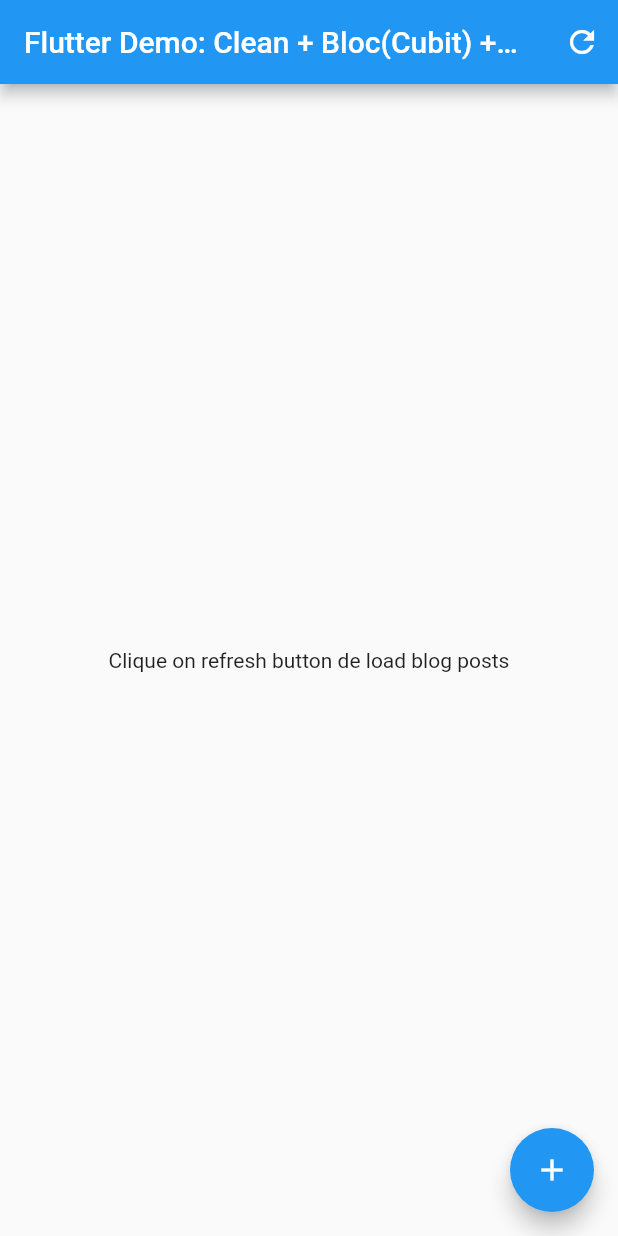
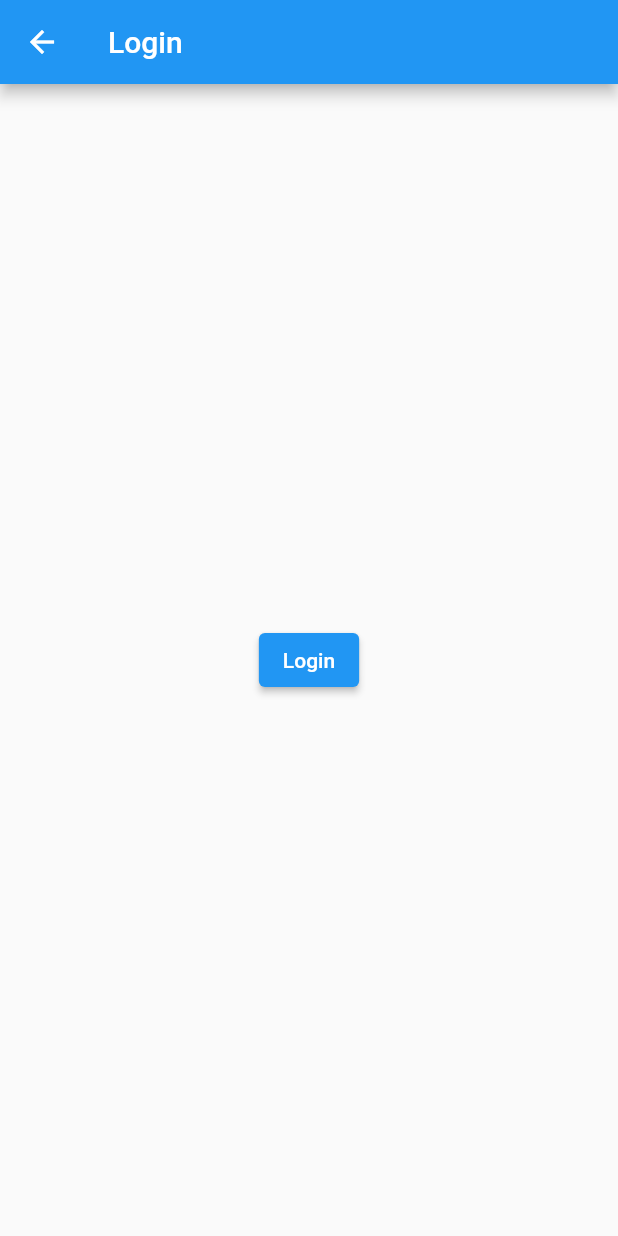
Before and after one commit to rogerio410/blog-flutter-bloc-graphql, a Flutter app: the screen it shows after launch, on a phone screen of 412 x 824 dp. Run offline on Flutter 3.47's test engine with Material 2 defaults, Android fonts, the phone set to English and light mode, and no system bars; our stand-ins replace dartz, equatable, flutter_bloc, get_it, graphql_flutter, injectable and 1 more.

Commit message:
Add Login flow

```diff
--- a/lib/core/routing/route_generator.dart
+++ b/lib/core/routing/route_generator.dart
@@ -1,11 +1,10 @@
-import 'package:blog_graphql_zero/core/injection/injection.dart';
 import 'package:blog_graphql_zero/core/routing/routes.dart';
 import 'package:blog_graphql_zero/features/blog/domain/entities/post.dart';
-import 'package:blog_graphql_zero/features/blog/presentation/cubit/all_posts_cubit.dart';
 import 'package:blog_graphql_zero/features/blog/presentation/pages/home_page.dart';
+import 'package:blog_graphql_zero/features/blog/presentation/pages/login_page.dart';
 import 'package:blog_graphql_zero/features/blog/presentation/pages/post_page.dart';
+import 'package:blog_graphql_zero/features/blog/presentation/widgets/authentication_check.dart';
 import 'package:flutter/material.dart';
-import 'package:flutter_bloc/flutter_bloc.dart';
 
 class RouteGenerator {
   static final errorPage = MaterialPageRoute(builder: (_) {
@@ -24,12 +23,17 @@ class RouteGenerator {
     final routeName = settings.name;
 
     switch (routeName) {
+      case authCheckRoute:
+        return MaterialPageRoute(
+          builder: (_) => const AuthenticationCheck(),
+        );
+      case loginRoute:
+        return MaterialPageRoute(
+          builder: (_) => const LoginPage(),
+        );
       case homeRoute:
         return MaterialPageRoute(
-          builder: (_) => BlocProvider<AllPostsCubit>(
-            create: (_) => getIt(),
-            child: const HomePage(),
-          ),
+          builder: (_) => const HomePage(),
         );
       case postDetailsRoute:
         if (args is Post) {
--- a/lib/core/routing/routes.dart
+++ b/lib/core/routing/routes.dart
@@ -1,2 +1,4 @@
 const String homeRoute = '/';
+const String loginRoute = '/login';
 const String postDetailsRoute = '/post';
+const String authCheckRoute = '/auth-check';
--- a/lib/features/blog/presentation/cubit/all_posts_cubit.dart
+++ b/lib/features/blog/presentation/cubit/all_posts_cubit.dart
@@ -12,10 +12,10 @@ part 'all_posts_state.dart';
 class AllPostsCubit extends Cubit<AllPostsState> {
   final GetAllPosts _getAllPosts;
 
-  AllPostsCubit(this._getAllPosts) : super(const AllPostsInitial());
+  AllPostsCubit(this._getAllPosts) : super(AllPostsInitial());
 
   Future<void> getAllPosts() async {
-    emit(const AllPostsLoading());
+    emit(AllPostsLoading());
     final either = await _getAllPosts(NoParams());
     either.fold(
       (failure) => emit(const AllPostsError('Error on load')),
--- a/lib/features/blog/presentation/cubit/all_posts_state.dart
+++ b/lib/features/blog/presentation/cubit/all_posts_state.dart
@@ -3,34 +3,27 @@ part of 'all_posts_cubit.dart';
 @immutable
 abstract class AllPostsState extends Equatable {
   const AllPostsState();
-}
-
-class AllPostsInitial extends Equatable implements AllPostsState {
-  const AllPostsInitial();
 
   @override
   List<Object> get props => [];
 }
 
-class AllPostsLoading extends Equatable implements AllPostsState {
-  const AllPostsLoading();
+class AllPostsInitial extends AllPostsState {}
 
-  @override
-  List<Object> get props => [];
-}
+class AllPostsLoading extends AllPostsState {}
 
-class AllPostsLoaded extends Equatable implements AllPostsState {
+class AllPostsLoaded extends AllPostsState {
   final List<Post> posts;
   const AllPostsLoaded(this.posts);
 
   @override
-  List<Object> get props => [];
+  List<Object> get props => [posts];
 }
 
-class AllPostsError extends Equatable implements AllPostsState {
+class AllPostsError extends AllPostsState {
   final String message;
   const AllPostsError(this.message);
 
   @override
-  List<Object> get props => [];
+  List<Object> get props => [message];
 }
--- /dev/null
+++ b/lib/features/blog/presentation/cubit/authentication_state.dart
@@ -0,0 +1,17 @@
+part of 'authentication_cubit.dart';
+
+abstract class AuthenticationState extends Equatable {
+  @override
+  List<Object> get props => [];
+}
+
+// uninitialized — waiting to see if the user is
+// authenticated or not on app start.
+class AuthenticationUninitialized extends AuthenticationState {}
+
+class AuthenticationAuthenticated extends AuthenticationState {}
+
+class AuthenticationUnauthenticated extends AuthenticationState {}
+
+// loading — waiting to persist/delete a token
+class AuthenticationLoading extends AuthenticationState {}
--- /dev/null
+++ b/lib/features/blog/presentation/cubit/login_cubit.dart
@@ -0,0 +1,25 @@
+import 'package:blog_graphql_zero/features/blog/presentation/cubit/authentication_cubit.dart';
+import 'package:equatable/equatable.dart';
+import 'package:flutter_bloc/flutter_bloc.dart';
+import 'package:injectable/injectable.dart';
+
+part 'login_state.dart';
+
+@lazySingleton
+class LoginCubit extends Cubit<LoginState> {
+  final AuthenticationCubit authenticationCubit;
+
+  LoginCubit({required this.authenticationCubit}) : super(LoginInitial());
+
+  Future<void> loginButtonPressed(String user, String password) async {
+    emit(LoginLoading());
+    // authenticate user on API / Local DB etc.
+    Future.delayed(const Duration(seconds: 4));
+    try {
+      authenticationCubit.loggedIn("Token login $user:$password");
+      emit(LoginInitial());
+    } catch (error) {
+      emit(LoginFailure(error: error.toString()));
+    }
+  }
+}
--- /dev/null
+++ b/lib/features/blog/presentation/cubit/login_state.dart
@@ -0,0 +1,23 @@
+part of 'login_cubit.dart';
+
+abstract class LoginState extends Equatable {
+  const LoginState();
+  @override
+  List<Object?> get props => [];
+}
+
+class LoginInitial extends LoginState {}
+
+class LoginLoading extends LoginState {}
+
+class LoginFailure extends LoginState {
+  final String error;
+
+  const LoginFailure({required this.error});
+
+  @override
+  List<Object> get props => [error];
+
+  @override
+  String toString() => 'LoginFailure { error: $error }';
+}
--- /dev/null
+++ b/lib/features/blog/presentation/pages/login_page.dart
@@ -0,0 +1,50 @@
+import 'package:blog_graphql_zero/core/injection/injection.dart';
+import 'package:blog_graphql_zero/features/blog/presentation/cubit/login_cubit.dart';
+import 'package:flutter/material.dart';
+import 'package:flutter_bloc/flutter_bloc.dart';
+
+class LoginPage extends StatefulWidget {
+  const LoginPage({Key? key}) : super(key: key);
+
+  @override
+  State<LoginPage> createState() => _LoginPageState();
+}
+
+class _LoginPageState extends State<LoginPage> {
+  late final LoginCubit loginCubit;
+
+  @override
+  void initState() {
+    loginCubit = getIt();
+    super.initState();
+  }
+
+  @override
+  Widget build(BuildContext context) {
+    return BlocBuilder<LoginCubit, LoginState>(
+      bloc: loginCubit,
+      builder: (context, state) {
+        if (state is LoginInitial || state is LoginFailure) {
+          return Scaffold(
+            appBar: AppBar(
+              title: const Text('Login'),
+            ),
+            body: Center(
+              child: ElevatedButton(
+                child: const Text('Login'),
+                onPressed: () {
+                  // Get data from form
+                  loginCubit.loginButtonPressed('rogerio410', '123456');
+                },
+              ),
+            ),
+          );
+        } else {
+          return const Center(
+            child: CircularProgressIndicator(),
+          );
+        }
+      },
+    );
+  }
+}
--- /dev/null
+++ b/lib/features/blog/presentation/widgets/authentication_check.dart
@@ -0,0 +1,52 @@
+import 'package:blog_graphql_zero/features/blog/presentation/cubit/authentication_cubit.dart';
+import 'package:blog_graphql_zero/features/blog/presentation/pages/home_page.dart';
+import 'package:blog_graphql_zero/features/blog/presentation/pages/login_page.dart';
+import 'package:blog_graphql_zero/features/blog/presentation/pages/splash_page.dart';
+import 'package:flutter/material.dart';
+import 'package:flutter_bloc/flutter_bloc.dart';
+
+// https://medium.com/flutter-community/flutter-login-tutorial-with-flutter-bloc-ea606ef701ad
+
+class AuthenticationCheck extends StatefulWidget {
+  const AuthenticationCheck({Key? key}) : super(key: key);
+
+  @override
+  State<AuthenticationCheck> createState() => _AuthenticationCheckState();
+}
+
+class _AuthenticationCheckState extends State<AuthenticationCheck> {
+  @override
+  Widget build(BuildContext context) {
+    return BlocBuilder<AuthenticationCubit, AuthenticationState>(
+      builder: (context, state) {
+        final authenticationCheckCubit = context.read<AuthenticationCubit>();
+
+        if (state is AuthenticationUninitialized) {
+          authenticationCheckCubit.appStarted();
+          return const SplashPage();
+        } else if (state is AuthenticationUnauthenticated) {
+          return const LoginPage();
+        } else if (state is AuthenticationLoading) {
+          return const Center(
+            child: CircularProgressIndicator(),
+          );
+        } else if (state is AuthenticationAuthenticated) {
+          return const HomePage();
+        } else {
+          // Redudante for a clear understanding
+          return const Center(
+            child: CircularProgressIndicator(),
+          );
+        }
+      },
+      // listener: (context, state) {
+      //   if (state is AuthenticationAuthenticated) {
+      //     Navigator.of(context).pushNamedAndRemoveUntil(
+      //       homeRoute,
+      //       (route) => false,
+      //     );
+      //   }
+      // },
+    );
+  }
+}
--- a/lib/main.dart
+++ b/lib/main.dart
@@ -1,7 +1,9 @@
 import 'package:blog_graphql_zero/core/injection/injection.dart';
 import 'package:blog_graphql_zero/core/routing/route_generator.dart';
 import 'package:blog_graphql_zero/core/routing/routes.dart';
+import 'package:blog_graphql_zero/features/blog/presentation/cubit/authentication_cubit.dart';
 import 'package:flutter/material.dart';
+import 'package:flutter_bloc/flutter_bloc.dart';
 import 'package:injectable/injectable.dart';
 
 void main() {
@@ -14,13 +16,17 @@ class MyApp extends StatelessWidget {
 
   @override
   Widget build(BuildContext context) {
-    return MaterialApp(
-      title: 'Flutter Demo: Clean + Bloc + GetId',
-      theme: ThemeData(
-        primarySwatch: Colors.blue,
+    return BlocProvider<AuthenticationCubit>(
+      create: (_) => getIt(),
+      child: MaterialApp(
+        title: 'Flutter Demo: Clean + Bloc + GetId',
+        theme: ThemeData(
+          primarySwatch: Colors.blue,
+          fontFamily: 'Roboto',
+        ),
+        initialRoute: authCheckRoute,
+        onGenerateRoute: RouteGenerator.generateRoute,
       ),
-      initialRoute: homeRoute,
-      onGenerateRoute: RouteGenerator.generateRoute,
     );
   }
 }
--- a/pubspec.yaml
+++ b/pubspec.yaml
@@ -43,6 +43,7 @@ dependencies:
   graphql_flutter: ^5.1.0
   internet_connection_checker: ^0.0.1+3
   bloc: ^8.0.3
+  splashscreen: ^1.3.5
 
 dev_dependencies:
   flutter_test:
```
Also changed, not shown: lib/features/blog/presentation/cubit/authentication_cubit.dart (added, +32 -0 lines), lib/features/blog/presentation/pages/home_page.dart (+19 -1 lines), lib/features/blog/presentation/pages/splash_page.dart (added, +14 -0 lines), lib/core/injection/injection.config.dart, pubspec.lock.
